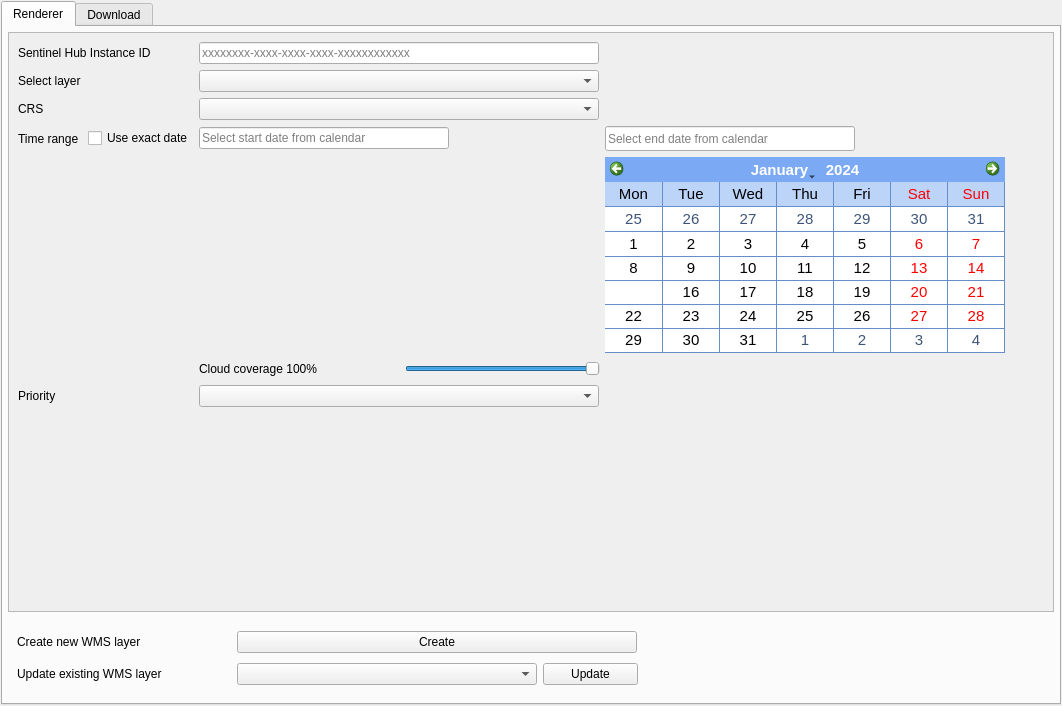
Qt form SentinelHub/SentinelHub_dockwidget_base.ui (sentinel-hub/sentinelhub-qgis-plugin) before a commit.
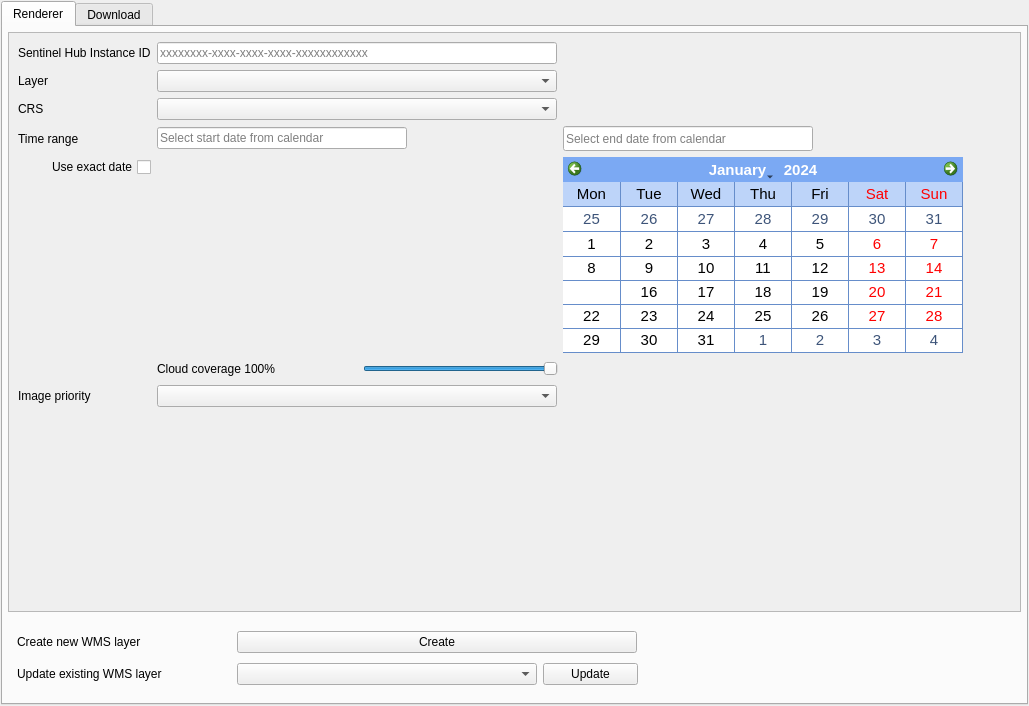
The same form after that commit.

Commit message: ui improved and support for custom dates written by user

```diff
--- a/SentinelHub/SentinelHub_dockwidget_base.ui
+++ b/SentinelHub/SentinelHub_dockwidget_base.ui
@@ -6,7 +6,7 @@
    <rect>
     <x>0</x>
     <y>0</y>
-    <width>1062</width>
+    <width>1029</width>
     <height>706</height>
    </rect>
   </property>
@@ -212,12 +212,12 @@
               <rect>
                <x>0</x>
                <y>0</y>
-               <width>1052</width>
-               <height>540</height>
+               <width>1009</width>
+               <height>554</height>
               </rect>
              </property>
              <layout class="QGridLayout" name="gridLayout_4">
-              <item row="15" column="2">
+              <item row="9" column="2">
                <spacer name="verticalSpacer">
                 <property name="orientation">
                  <enum>Qt::Vertical</enum>
@@ -230,14 +230,14 @@
                 </property>
                </spacer>
               </item>
-              <item row="14" column="0">
+              <item row="8" column="0">
                <widget class="QLabel" name="label_6">
                 <property name="text">
-                 <string>Priority</string>
+                 <string>Image priority</string>
                 </property>
                </widget>
               </item>
-              <item row="14" column="2">
+              <item row="8" column="2">
                <widget class="QComboBox" name="priority">
                 <property name="minimumSize">
                  <size>
@@ -269,30 +269,6 @@
                 </property>
                </widget>
               </item>
-              <item row="5" column="0">
-               <layout class="QHBoxLayout" name="horizontalLayout_4">
-                <item>
-                 <widget class="QLabel" name="TimeLabel">
-                  <property name="maximumSize">
-                   <size>
-                    <width>80</width>
-                    <height>16777215</height>
-                   </size>
-                  </property>
-                  <property name="text">
-                   <string>Time range </string>
-                  </property>
-                 </widget>
-                </item>
-                <item>
-                 <widget class="QCheckBox" name="exactDate">
-                  <property name="text">
-                   <string>Use exact date</string>
-                  </property>
-                 </widget>
-                </item>
-               </layout>
-              </item>
               <item row="1" column="2">
                <widget class="QLineEdit" name="instanceId">
                 <property name="minimumSize">
@@ -318,7 +294,7 @@
                 </property>
                </widget>
               </item>
-              <item row="11" column="2">
+              <item row="6" column="2">
                <layout class="QHBoxLayout" name="horizontalLayout_6">
                 <item>
                  <widget class="QLabel" name="calendarSpacer">
@@ -884,11 +860,11 @@
               <item row="2" column="0">
                <widget class="QLabel" name="label">
                 <property name="text">
-                 <string>Select layer</string>
+                 <string>Layer</string>
                 </property>
                </widget>
               </item>
-              <item row="13" column="2">
+              <item row="7" column="2">
                <layout class="QHBoxLayout" name="horizontalLayout_3">
                 <item>
                  <widget class="QLabel" name="maxccLabel">
@@ -981,7 +957,7 @@
                    <string/>
                   </property>
                   <property name="readOnly">
-                   <bool>true</bool>
+                   <bool>false</bool>
                   </property>
                   <property name="placeholderText">
                    <string>Select start date from calendar</string>
@@ -1031,7 +1007,7 @@
                    <string/>
                   </property>
                   <property name="readOnly">
-                   <bool>true</bool>
+                   <bool>false</bool>
                   </property>
                   <property name="placeholderText">
                    <string>Select end date from calendar</string>
@@ -1053,6 +1029,44 @@
                 </item>
                </layout>
               </item>
+              <item row="5" column="0">
+               <widget class="QLabel" name="label_2">
+                <property name="text">
+                 <string>Time range</string>
+                </property>
+               </widget>
+              </item>
+              <item row="6" column="0">
+               <layout class="QVBoxLayout" name="verticalLayout_2">
+                <item>
+                 <layout class="QHBoxLayout" name="horizontalLayout_4">
+                  <item>
+                   <widget class="QCheckBox" name="exactDate">
+                    <property name="layoutDirection">
+                     <enum>Qt::RightToLeft</enum>
+                    </property>
+                    <property name="text">
+                     <string>Use exact date</string>
+                    </property>
+                   </widget>
+                  </item>
+                 </layout>
+                </item>
+                <item>
+                 <spacer name="verticalSpacer_3">
+                  <property name="orientation">
+                   <enum>Qt::Vertical</enum>
+                  </property>
+                  <property name="sizeHint" stdset="0">
+                   <size>
+                    <width>20</width>
+                    <height>40</height>
+                   </size>
+                  </property>
+                 </spacer>
+                </item>
+               </layout>
+              </item>
              </layout>
             </widget>
            </widget>
```
Left out of the diff: 2 changed lines with no effect on the pictures. The commit also changes 1 other file.
